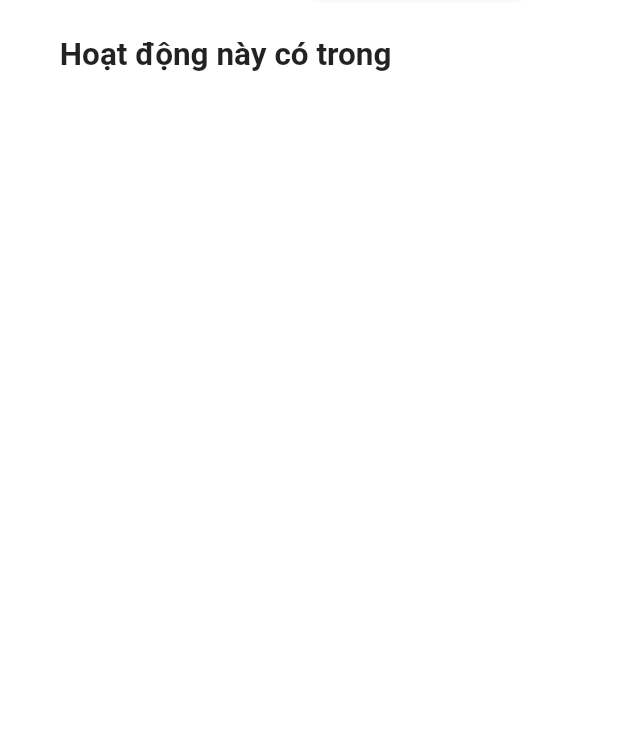
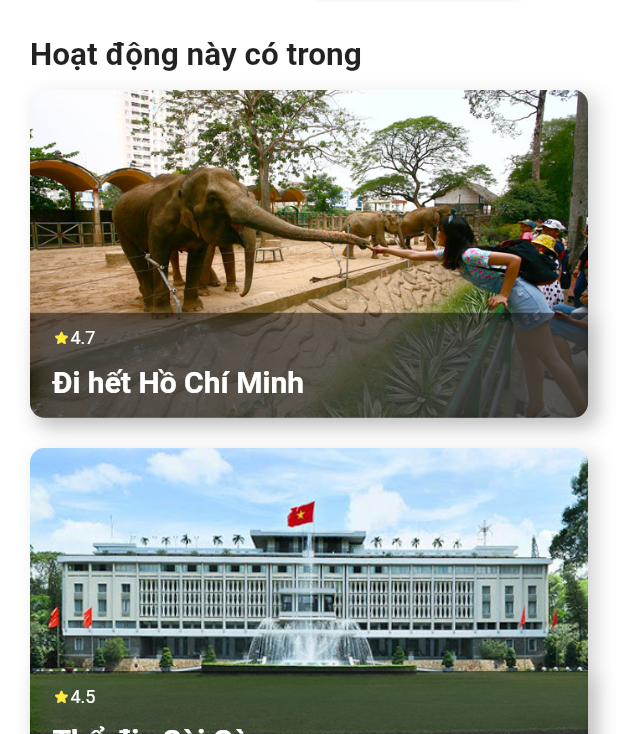
Before and after one commit to mknguyentran/CityPassFlutter, a Flutter app: the ActivityDetail screen opened directly with sample values from the repository, tab 2 chosen, on a phone screen of 412 x 824 dp, the part 502-1236 px from its top. Run offline on Flutter 3.47's test engine with Material 2 defaults, Android fonts, the phone set to English and light mode, and no system bars; Roboto replaces fonts that are missing (SFProRounded).

Commit message:
pass_detail wireframe

```diff
--- a/lib/models/pass.dart
+++ b/lib/models/pass.dart
@@ -1,10 +1,11 @@
 import 'package:flutter/material.dart';
 
 class Pass {
-  final String name, image, briefDescription;
+  final String name, image;
+  final double overallRating;
 
   Pass({
-    @required this.briefDescription,
+    @required this.overallRating,
     @required this.name,
     @required this.image,
   });
@@ -14,11 +15,16 @@ List<Pass> mockupPasses = [
   Pass(
     name: "Đi hết Hồ Chí Minh",
     image: "assets/images/thao_cam_vien.jpg",
-    briefDescription: "Tìm hiểu hơn 1000 cá thể động, thực vật khác nhau",
+    overallRating: 4.7,
   ),
   Pass(
     name: "Thổ địa Sài Gòn",
     image: "assets/images/dinh_doc_lap.jpg",
-    briefDescription: "Biểu tượng chiến thắng và hòa bình của thành phố",
+    overallRating: 4.5,
+  ),
+  Pass(
+    name: "Thổ địa Sài Gòn",
+    image: "assets/images/dia_dao_cu_chi.jpg",
+    overallRating: 4.5,
   ),
 ];
--- a/lib/screens/activity_detail/activity_detail.dart
+++ b/lib/screens/activity_detail/activity_detail.dart
@@ -21,7 +21,6 @@ class _ActivityDetailState extends State<ActivityDetail> {
       body: SingleChildScrollView(
         clipBehavior: Clip.none,
         child: Column(
-          mainAxisSize: MainAxisSize.min,
           children: [
             ActivityHeader(activity: widget.activity,),
             ActivityBody()
--- a/lib/screens/activity_detail/components/activity_header.dart
+++ b/lib/screens/activity_detail/components/activity_header.dart
@@ -16,10 +16,9 @@ class ActivityHeader extends StatelessWidget {
       clipBehavior: Clip.none,
       alignment: Alignment.center,
       children: [
-        Image.asset(
-          activity.image,
+        Container(
           height: getProportionateScreenWidth(280),
-          fit: BoxFit.cover,
+          child: SizedBox.expand(child: Image.asset(activity.image, fit: BoxFit.cover))
         ),
         Positioned(
             bottom: 0,
--- a/lib/screens/activity_detail/components/body/activity_body.dart
+++ b/lib/screens/activity_detail/components/body/activity_body.dart
@@ -31,7 +31,6 @@ class _ActivityBodyState extends State<ActivityBody>
     return Padding(
       padding: const EdgeInsets.all(kDefaultPadding),
       child: Column(
-        mainAxisSize: MainAxisSize.min,
         children: [
           Container(
             width: getProportionateScreenWidth(300),
--- a/lib/screens/activity_detail/components/body/activity_including_passes.dart
+++ b/lib/screens/activity_detail/components/body/activity_including_passes.dart
@@ -1,11 +1,43 @@
+import 'package:city_pass/models/activity.dart';
+import 'package:city_pass/models/pass.dart';
+import 'package:city_pass/shared/pass_card.dart';
+import 'package:city_pass/screens/pass_detail/pass_detail.dart';
 import 'package:city_pass/shared/section_title.dart';
+import 'package:city_pass/size_config.dart';
+import 'package:flutter/cupertino.dart';
 import 'package:flutter/material.dart';
 
 class ActivityIncludingPasses extends StatelessWidget {
+  final Activity activity;
+
+  const ActivityIncludingPasses({Key key, @required this.activity})
+      : super(key: key);
   @override
   Widget build(BuildContext context) {
     return Column(
-      children: [SectionTitle(title: "Hoạt động này có trong")],
+      children: [
+        SectionTitle(title: "Hoạt động này có trong"),
+        VerticalSpacing(
+          of: 10,
+        ),
+        ...List.generate(
+            mockupPasses.length,
+            (index) => Padding(
+                  padding: const EdgeInsets.only(bottom: 20),
+                  child: PassCard(
+                      pass: mockupPasses[index],
+                      press: () {
+                        Navigator.push(
+                          context,
+                          CupertinoPageRoute(builder: (context) {
+                            return PassDetail(
+                              pass: mockupPasses[index],
+                            );
+                          }),
+                        );
+                      }),
+                ))
+      ],
     );
   }
 }
--- a/lib/screens/home/components/attraction_category.dart
+++ b/lib/screens/home/components/attraction_category.dart
@@ -12,7 +12,7 @@ class AttractionCategory extends StatelessWidget {
   Widget build(BuildContext context) {
     return Column(
       children: [
-        SectionTitle(title: "Bạn muốn đi đâu?", showAllCallback: null),
+        SectionTitle(title: "Bạn muốn đi đâu?", showAllCallback: null, hasPadding: true,),
         VerticalSpacing(
           of: 20,
         ),
--- a/lib/screens/home/components/recommendation.dart
+++ b/lib/screens/home/components/recommendation.dart
@@ -17,6 +17,7 @@ class RecommendationCards extends StatelessWidget {
       children: [
         SectionTitle(
           title: "CityPass đề xuất",
+          hasPadding: true,
           showAllCallback: () {},
         ),
         VerticalSpacing(
--- /dev/null
+++ b/lib/shared/pass_card.dart
@@ -0,0 +1,87 @@
+import 'package:city_pass/constants.dart';
+import 'package:city_pass/models/pass.dart';
+import 'package:city_pass/size_config.dart';
+import 'package:flutter/material.dart';
+
+class PassCard extends StatelessWidget {
+  const PassCard({
+    Key key,
+    @required this.pass,
+    @required this.press,
+  }) : super(key: key);
+
+  final Pass pass;
+  final GestureTapCallback press;
+
+  @override
+  Widget build(BuildContext context) {
+    return GestureDetector(
+      onTap: press,
+      child: Container(
+        decoration: BoxDecoration(boxShadow: [kDefaultShadow],),
+        child: Stack(
+          children: [
+            AspectRatio(
+              aspectRatio: 1.7,
+              child: Container(
+                decoration: BoxDecoration(
+                  borderRadius: BorderRadius.circular(10),
+                  image: DecorationImage(
+                    image: AssetImage(pass.image),
+                    fit: BoxFit.cover,
+                  ),
+                ),
+              ),
+            ),
+            Positioned.fill(
+              bottom: getProportionateScreenWidth(0),
+              child: Align(
+                alignment: Alignment.bottomCenter,
+                child: Container(
+                  height: 70,
+                  alignment: Alignment.centerLeft,
+                  padding: EdgeInsets.fromLTRB(15,10,15,10),
+                  decoration: BoxDecoration(
+                    color: Colors.black.withOpacity(0.5),
+                    boxShadow: [kDefaultShadow],
+                    borderRadius: BorderRadius.only(
+                      bottomLeft: Radius.circular(10),
+                      bottomRight: Radius.circular(10),
+                    ),
+                  ),
+                  child: Column(
+                    crossAxisAlignment: CrossAxisAlignment.start,
+                    children: [
+                      Row(
+                        children: [
+                          Icon(Icons.star_rounded, color: Colors.yellow, size: getProportionateScreenWidth(12),),
+                          Text(
+                            pass.overallRating.toString(),
+                            style: TextStyle(
+                                fontSize: 12,
+                                fontWeight: FontWeight.normal,
+                                color: Colors.white),
+                          ),
+                        ],
+                      ),
+                      VerticalSpacing(
+                        of: 10,
+                      ),
+                      Text(
+                        pass.name,
+                        style: TextStyle(
+                            fontSize: 20,
+                            fontWeight: FontWeight.bold,
+                            color: Colors.white),
+                      ),
+                    ],
+                  ),
+                ),
+              ),
+            )
+          ],
+        ),
+      ),
+    );
+  }
+}
--- a/lib/shared/section_title.dart
+++ b/lib/shared/section_title.dart
@@ -7,8 +7,10 @@ class SectionTitle extends StatelessWidget {
     Key key,
     this.showAllCallback,
     @required this.title,
+    this.hasPadding = false,
   }) : super(key: key);
 
+  final bool hasPadding;
   final String title;
   final GestureTapCallback showAllCallback;
 
@@ -16,7 +18,7 @@ class SectionTitle extends StatelessWidget {
   Widget build(BuildContext context) {
     return Padding(
       padding: EdgeInsets.symmetric(
-        horizontal: getProportionateScreenWidth(kDefaultPadding),
+        horizontal: hasPadding ? getProportionateScreenWidth(kDefaultPadding) : 0,
       ),
       child: Row(
         children: [
@@ -29,10 +31,10 @@ class SectionTitle extends StatelessWidget {
           ),
           Spacer(),
           if (showAllCallback != null)
-              GestureDetector(
-                onTap: showAllCallback,
-                child: Text('Xem tất cả'),
-              )
+            GestureDetector(
+              onTap: showAllCallback,
+              child: Text('Xem tất cả'),
+            )
         ],
       ),
     );
```
Also changed, not shown: lib/screens/pass_detail/pass_detail.dart (added, +68 -0 lines).
